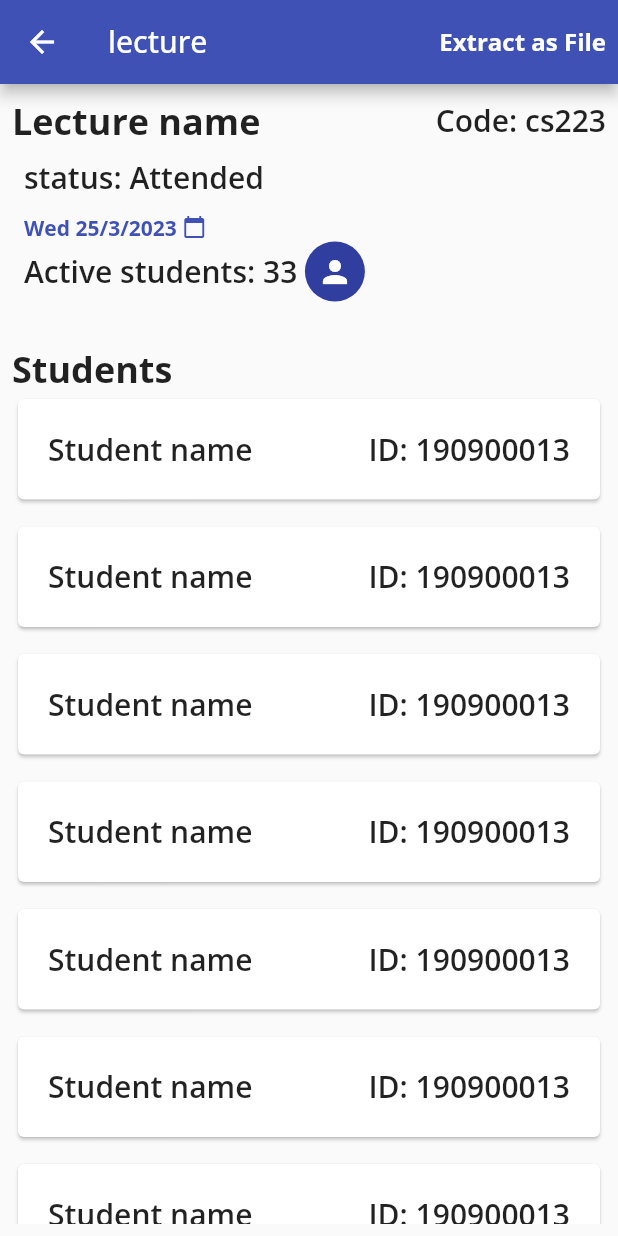
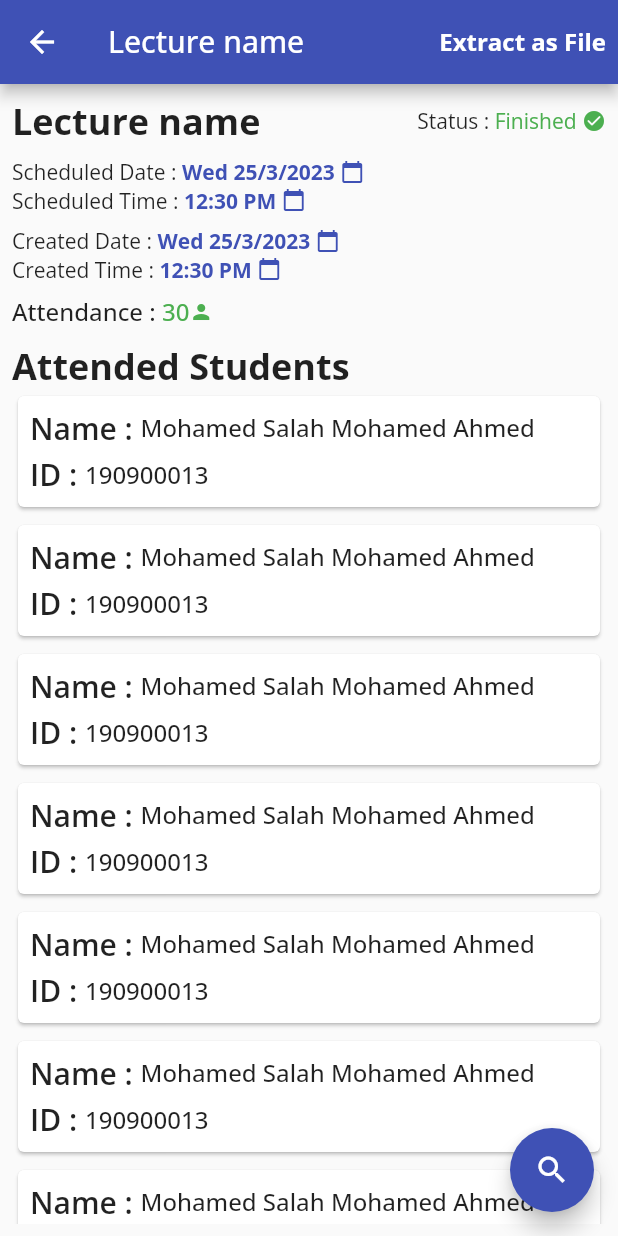
Before and after one commit to Mo7medSla7/attendance_tracker, a Flutter app: the InstructorLectureScreen screen opened directly, on a phone screen of 412 x 824 dp. Run offline on Flutter 3.47's test engine with Material 2 defaults, Android fonts, the phone set to English and light mode, and no system bars; our stand-ins replace carousel_slider, device_info_plus, dio, dots_indicator, flutter_bloc, flutter_svg and 3 more; missing offline and left inert: qr_code_scanner; accounts and stored records are empty; network calls fail.

Commit message:
final instructor

```diff
--- a/lib/main.dart
+++ b/lib/main.dart
@@ -5,6 +5,7 @@ import 'package:attendance_tracker/layout/layout_screen.dart';
 import 'package:attendance_tracker/modules/home_screen/home_screen.dart';
 import 'package:attendance_tracker/modules/instructor_home_screen/instructor_cubit/instructor_cubit.dart';
 import 'package:attendance_tracker/modules/instructor_home_screen/instructor_home_screen.dart';
+import 'package:attendance_tracker/modules/instructor_lecture_screen/instructor_lecture_screen.dart';
 import 'package:attendance_tracker/modules/instructor_subjects_screen/instructor_subjects_screen.dart';
 import 'package:attendance_tracker/modules/login_screen/login_screen.dart';
 import 'package:attendance_tracker/modules/on_boarding_screen/on_boarding_screen.dart';
@@ -52,7 +53,7 @@ class MyApp extends StatelessWidget {
         fontFamily: 'OpenSans',
         primarySwatch: Colors.indigo,
       ),
-      home: InstructorSubjectScreen(),
+      home: InstructorHomeScreen(),
     );
   }
 }
--- /dev/null
+++ b/lib/modules/all_students_screen/all_students_screen.dart
@@ -0,0 +1,75 @@
+import 'package:attendance_tracker/shared/component.dart';
+import 'package:flutter/material.dart';
+
+class AllStudentsScreen extends StatelessWidget {
+  const AllStudentsScreen({super.key});
+
+  @override
+  Widget build(BuildContext context) {
+    return Scaffold(
+      appBar: AppBar(
+        title: const Text('All Students'),
+        actions: [
+          Padding(
+            padding: const EdgeInsets.only(right: 4.0),
+            child: IconButton(
+              onPressed: () {},
+              icon: const CircleAvatar(
+                radius: 30,
+                child: Icon(
+                  Icons.search,
+                ),
+              ),
+            ),
+          )
+        ],
+      ),
+      body: ListView.separated(
+        itemBuilder: (context, index) => buildStudentItem(),
+        separatorBuilder: (context, index) => const SizedBox(
+          height: 4,
+        ),
+        itemCount: 15,
+      ),
+    );
+  }
+}
+
+Widget buildStudentItem() => Card(
+      child: Padding(
+        padding: const EdgeInsets.all(8.0),
+        child: Column(
+          crossAxisAlignment: CrossAxisAlignment.start,
+          children: [
+            Column(
+              crossAxisAlignment: CrossAxisAlignment.start,
+              children: [
+                Row(
+                  children: const [
+                    MiniTitle(
+                      title: "Name : ",
+                    ),
+                    const MainBody(
+                      text: "Mohamed Salah Mohamed Ahmed",
+                    ),
+                  ],
+                ),
+                SizedBox(
+                  height: 4,
+                ),
+                Row(
+                  children: const [
+                    MiniTitle(
+                      title: "ID : ",
+                    ),
+                    const MainBody(
+                      text: "190900013",
+                    ),
+                  ],
+                ),
+              ],
+            ),
+          ],
+        ),
+      ),
+    );
--- a/lib/modules/instructor_home_screen/instructor_home_screen.dart
+++ b/lib/modules/instructor_home_screen/instructor_home_screen.dart
@@ -1,5 +1,6 @@
 import 'package:attendance_tracker/modules/instructor_home_screen/instructor_cubit/instructor_cubit.dart';
 import 'package:attendance_tracker/modules/instructor_home_screen/instructor_cubit/instructor_states.dart';
+import 'package:attendance_tracker/modules/instructor_lecture_screen/instructor_lecture_screen.dart';
 import 'package:attendance_tracker/modules/instructor_subjects_screen/instructor_subjects_screen.dart';
 import 'package:carousel_slider/carousel_slider.dart';
 import 'package:dots_indicator/dots_indicator.dart';
@@ -42,7 +43,7 @@ class InstructorHomeScreen extends StatelessWidget {
           ),
           body: Column(
             children: [
-              nextLectureView(cubit),
+              nextLectureView(cubit, context),
               Expanded(
                 child: ListView.separated(
                     itemBuilder: (context, index) => buildCourseItem(context),
@@ -58,7 +59,7 @@ class InstructorHomeScreen extends StatelessWidget {
     );
   }
 
-  Widget nextLectureView(cubit) {
+  Widget nextLectureView(cubit, context) {
     return Container(
       padding: const EdgeInsets.all(8),
       height: 290,
@@ -71,7 +72,13 @@ class InstructorHomeScreen extends StatelessWidget {
         Expanded(
           child: CarouselSlider(
             items: [
-              Card(
+              GestureDetector(
+                onTap: () {
+                  Navigator.of(context).push(MaterialPageRoute(
+                    builder: (context) => InstructorLectureScreen(),
+                  ));
+                },
+                child: Card(
                   child: Padding(
                     padding: const EdgeInsets.all(16.0),
                     child: Column(
@@ -127,6 +134,7 @@ class InstructorHomeScreen extends StatelessWidget {
                           ],
                         ),
                       ],
+                    ),
                   ),
                 ),
               ),
--- a/lib/modules/instructor_lecture_screen/instructor_lecture_screen.dart
+++ b/lib/modules/instructor_lecture_screen/instructor_lecture_screen.dart
@@ -2,20 +2,18 @@ import 'package:flutter/material.dart';
 
 import '../../shared/component.dart';
 
-class InstructorLectureScreen extends StatefulWidget {
-  const InstructorLectureScreen({Key? key}) : super(key: key);
-
-  @override
-  State<InstructorLectureScreen> createState() =>
-      _InstructorLectureScreenState();
-}
-
-class _InstructorLectureScreenState extends State<InstructorLectureScreen> {
+class InstructorLectureScreen extends StatelessWidget {
   @override
   Widget build(BuildContext context) {
     return Scaffold(
+      floatingActionButton: FloatingActionButton(
+        onPressed: () {},
+        child: const Icon(
+          Icons.search,
+        ),
+      ),
       appBar: AppBar(
-        title: const Text('lecture'),
+        title: const Text('Lecture name'),
         actions: [
           TextButton(
             onPressed: () {},
@@ -31,31 +29,53 @@ class _InstructorLectureScreenState extends State<InstructorLectureScreen> {
       body: Padding(
         padding: const EdgeInsets.all(8.0),
         child: SingleChildScrollView(
-          child: SizedBox(
-            height: double.maxFinite,
+          physics: const AlwaysScrollableScrollPhysics(),
           child: Column(
             crossAxisAlignment: CrossAxisAlignment.start,
             children: [
               Row(
+                children: [
+                  const Subtitle(title: 'Lecture name'),
+                  const Spacer(),
+                  const Text('Status : '),
+                  5 == 5
+                      ? Row(
                           children: const [
-                    Subtitle(title: 'Lecture name'),
-                    Spacer(),
-                    MiniTitle(
-                      title: 'Code: cs223',
+                            Text(
+                              'Finished ',
+                              style: TextStyle(color: Colors.green),
+                            ),
+                            Icon(
+                              Icons.check_circle_rounded,
+                              color: Colors.green,
+                              size: 16,
+                            )
+                          ],
+                        )
+                      : Row(
+                          children: const [
+                            Text(
+                              'In Future ',
+                              style: TextStyle(color: Colors.orange),
+                            ),
+                            Icon(
+                              Icons.watch_later_rounded,
+                              color: Colors.orange,
+                              size: 16,
+                            )
+                          ],
                         ),
                 ],
               ),
-                Padding(
-                  padding: const EdgeInsets.all(8.0),
-                  child: Column(
+              const SizedBox(
+                height: 8,
+              ),
+              Column(
                 crossAxisAlignment: CrossAxisAlignment.start,
                 children: [
-                      const MiniTitle(title: 'status: Attended'),
-                      const SizedBox(
-                        height: 10,
-                      ),
                   Row(
                     children: const [
+                      Text('Scheduled Date : '),
                       Text(
                         'Wed 25/3/2023 ',
                         style: TextStyle(
@@ -72,39 +92,95 @@ class _InstructorLectureScreenState extends State<InstructorLectureScreen> {
                   ),
                   Row(
                     children: const [
-                          MiniTitle(title: 'Active students: 33'),
-                          SizedBox(
-                            width: 5,
+                      Text('Scheduled Time : '),
+                      Text(
+                        '12:30 PM ',
+                        style: TextStyle(
+                          color: Colors.indigo,
+                          fontWeight: FontWeight.bold,
                         ),
-                          CircleAvatar(
-                            child: Icon(
-                              Icons.person,
                       ),
-                          )
+                      Icon(
+                        Icons.calendar_today,
+                        color: Colors.indigo,
+                        size: 16,
+                      ),
                     ],
                   ),
                   const SizedBox(
-                        height: 10,
+                    height: 8,
+                  ),
+                  Row(
+                    children: const [
+                      Text('Created Date : '),
+                      Text(
+                        'Wed 25/3/2023 ',
+                        style: TextStyle(
+                          color: Colors.indigo,
+                          fontWeight: FontWeight.bold,
+                        ),
+                      ),
+                      Icon(
+                        Icons.calendar_today,
+                        color: Colors.indigo,
+                        size: 16,
                       ),
                     ],
                   ),
+                  Row(
+                    children: const [
+                      Text('Created Time : '),
+                      Text(
+                        '12:30 PM ',
+                        style: TextStyle(
+                          color: Colors.indigo,
+                          fontWeight: FontWeight.bold,
+                        ),
+                      ),
+                      Icon(
+                        Icons.calendar_today,
+                        color: Colors.indigo,
+                        size: 16,
+                      ),
+                    ],
                   ),
                   const SizedBox(
-                  height: 10,
+                    height: 8,
                   ),
-                const Subtitle(title: 'Students'),
-                Expanded(
-                  child: ListView.separated(
+                  Row(
+                    children: [
+                      const MainBody(text: 'Attendance : '),
+                      Row(
+                        children: const [
+                          MainBody(
+                            text: '30',
+                            color: Colors.green,
+                          ),
+                          Icon(
+                            Icons.person,
+                            color: Colors.green,
+                            size: 16,
+                          ),
+                        ],
+                      ),
+                    ],
+                  ),
+                ],
+              ),
+              const SizedBox(
+                height: 8,
+              ),
+              const Subtitle(title: 'Attended Students'),
+              ListView.separated(
                 physics: const NeverScrollableScrollPhysics(),
+                shrinkWrap: true,
                 itemBuilder: (context, index) => buildStudentAttendItem(),
                 separatorBuilder: (context, index) => const SizedBox(
-                      height: 10,
+                  height: 4,
                 ),
-                    itemCount: 15,
-                  ),
+                itemCount: 10,
               )
             ],
-            ),
           ),
         ),
       ),
@@ -114,17 +190,36 @@ class _InstructorLectureScreenState extends State<InstructorLectureScreen> {
 
 Widget buildStudentAttendItem() => Card(
       child: Padding(
-        padding: const EdgeInsets.all(20.0),
+        padding: const EdgeInsets.all(8.0),
         child: Column(
+          crossAxisAlignment: CrossAxisAlignment.start,
+          children: [
+            Column(
               crossAxisAlignment: CrossAxisAlignment.start,
               children: [
                 Row(
                   children: const [
                     MiniTitle(
-                  title: "Student name",
+                      title: "Name : ",
                     ),
-                Spacer(),
-                MiniTitle(title: 'ID: 190900013'),
+                    const MainBody(
+                      text: "Mohamed Salah Mohamed Ahmed",
+                    ),
+                  ],
+                ),
+                SizedBox(
+                  height: 4,
+                ),
+                Row(
+                  children: const [
+                    MiniTitle(
+                      title: "ID : ",
+                    ),
+                    const MainBody(
+                      text: "190900013",
+                    ),
+                  ],
+                ),
               ],
             ),
           ],
--- a/lib/modules/instructor_subjects_screen/instructor_subjects_screen.dart
+++ b/lib/modules/instructor_subjects_screen/instructor_subjects_screen.dart
@@ -1,3 +1,4 @@
+import 'package:attendance_tracker/modules/all_students_screen/all_students_screen.dart';
 import 'package:attendance_tracker/modules/instructor_lecture_screen/instructor_lecture_screen.dart';
 import 'package:attendance_tracker/shared/component.dart';
 import 'package:flutter/material.dart';
@@ -45,7 +46,11 @@ class InstructorSubjectScreen extends StatelessWidget {
                         const MiniTitle(title: '60 Active student'),
                         const Spacer(),
                         TextButton(
-                            onPressed: () {},
+                            onPressed: () {
+                              Navigator.of(context).push(MaterialPageRoute(
+                                builder: (context) => AllStudentsScreen(),
+                              ));
+                            },
                             child: const MiniTitle(
                               title: 'Show All',
                             )),
```
Also changed, not shown: lib/modules/all_students_screen/subject_students_screen.dart (deleted). Lines whose indentation alone changed are shown as unchanged.
